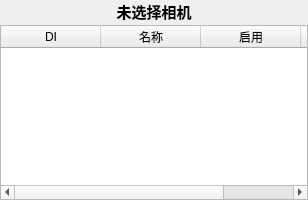
The window that src/ui/workflow_view_widget.ui (yurayurateikoku1/Visual_Inspection_Agent) describes before a commit, drawn with Qt 5.
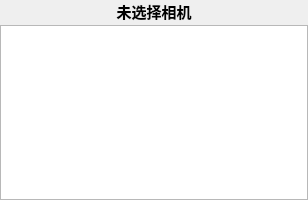
The same window after the commit.

```diff
--- a/src/ui/workflow_view_widget.ui
+++ b/src/ui/workflow_view_widget.ui
@@ -43,31 +43,17 @@
     </widget>
    </item>
    <item>
-    <widget class="QTableWidget" name="tableWidget_workflows">
-     <property name="selectionBehavior">
-      <enum>QAbstractItemView::SelectionBehavior::SelectRows</enum>
-     </property>
+    <widget class="QListWidget" name="listWidget_workflows">
      <property name="selectionMode">
       <enum>QAbstractItemView::SelectionMode::SingleSelection</enum>
      </property>
      <property name="editTriggers">
       <set>QAbstractItemView::EditTrigger::NoEditTriggers</set>
      </property>
-     <property name="alternatingRowColors">
-      <bool>true</bool>
+     <property name="alternatingRowColors"><bool>true</bool></property>
+     <property name="verticalScrollBarPolicy">
+      <enum>Qt::ScrollBarPolicy::ScrollBarAsNeeded</enum>
      </property>
-     <column>
-      <property name="text"><string>DI</string></property>
-     </column>
-     <column>
-      <property name="text"><string>名称</string></property>
-     </column>
-     <column>
-      <property name="text"><string>启用</string></property>
-     </column>
-     <column>
-      <property name="text"><string>操作</string></property>
-     </column>
     </widget>
    </item>
   </layout>
```
Left out of the diff: 40 changed lines with no effect on the pictures.
